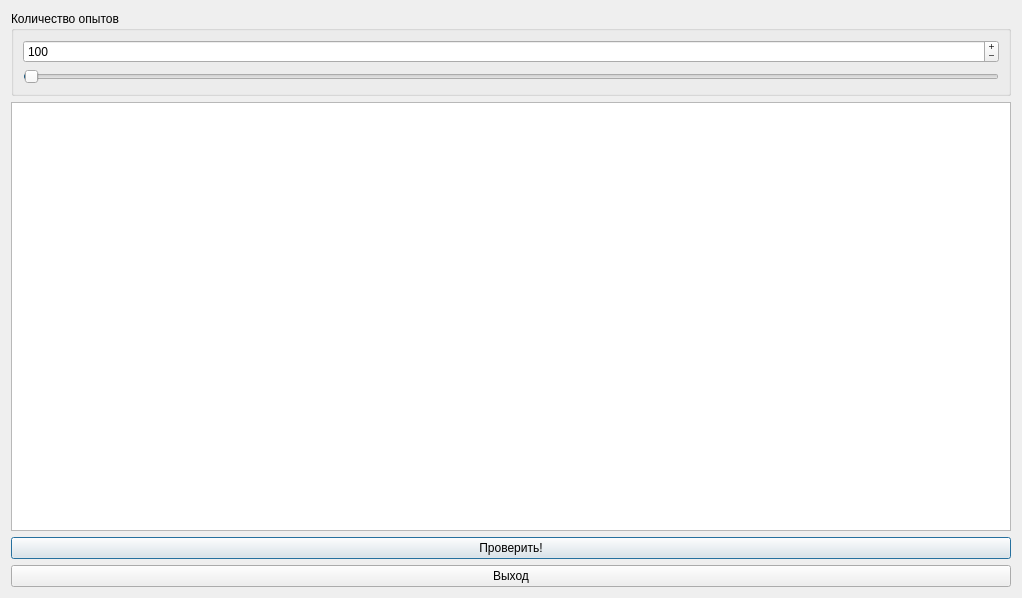
First picture: the form in task4.ui, repository MPogoda/StPr-labs, before the edit.
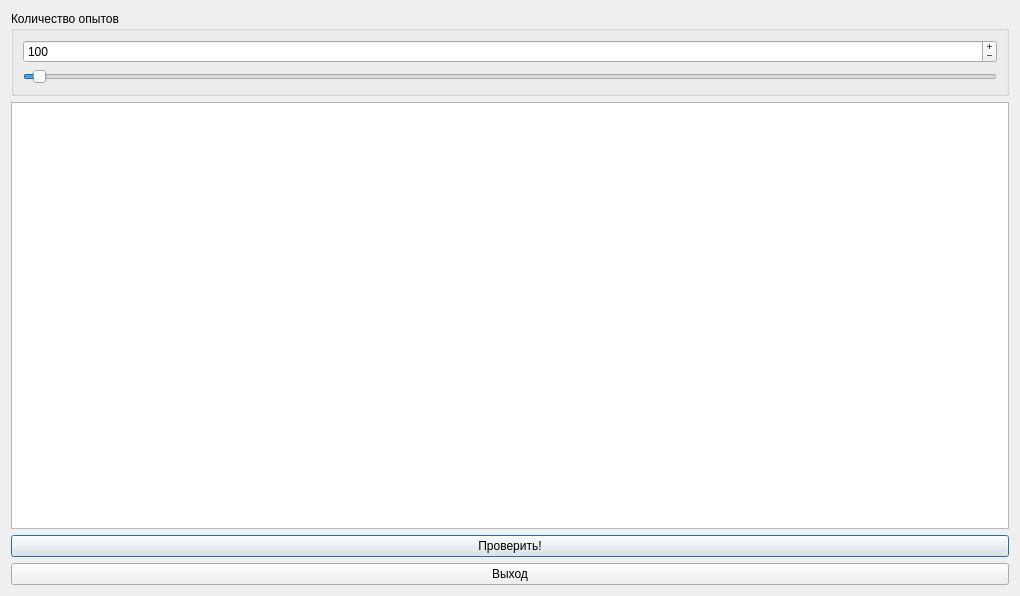
Second picture: the form after the edit.

```diff
--- a/task4.ui
+++ b/task4.ui
@@ -6,8 +6,8 @@
    <rect>
     <x>0</x>
     <y>0</y>
-    <width>1022</width>
-    <height>598</height>
+    <width>1020</width>
+    <height>596</height>
    </rect>
   </property>
   <property name="windowTitle">
@@ -37,7 +37,7 @@
            <number>10</number>
           </property>
           <property name="maximum">
-           <number>30000000</number>
+           <number>10000</number>
           </property>
           <property name="singleStep">
            <number>1000</number>
@@ -53,7 +53,7 @@
            <number>10</number>
           </property>
           <property name="maximum">
-           <number>30000000</number>
+           <number>10000</number>
           </property>
           <property name="singleStep">
            <number>1000</number>
```
Left out of the diff: 4 changed lines with no effect on the pictures.
